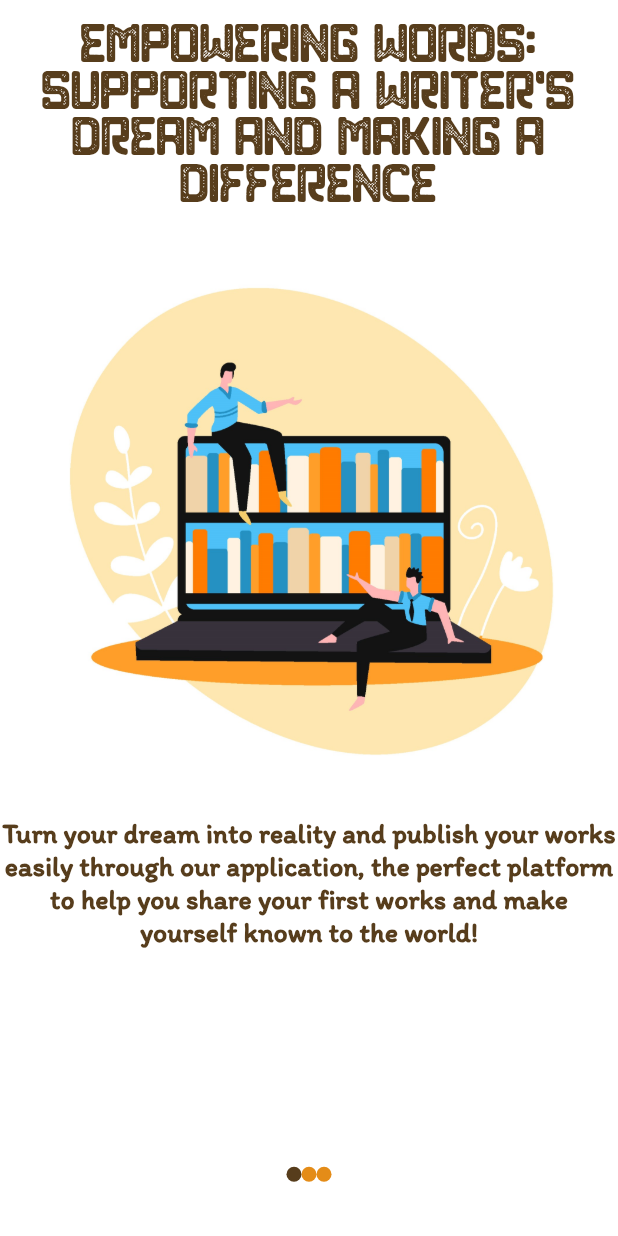
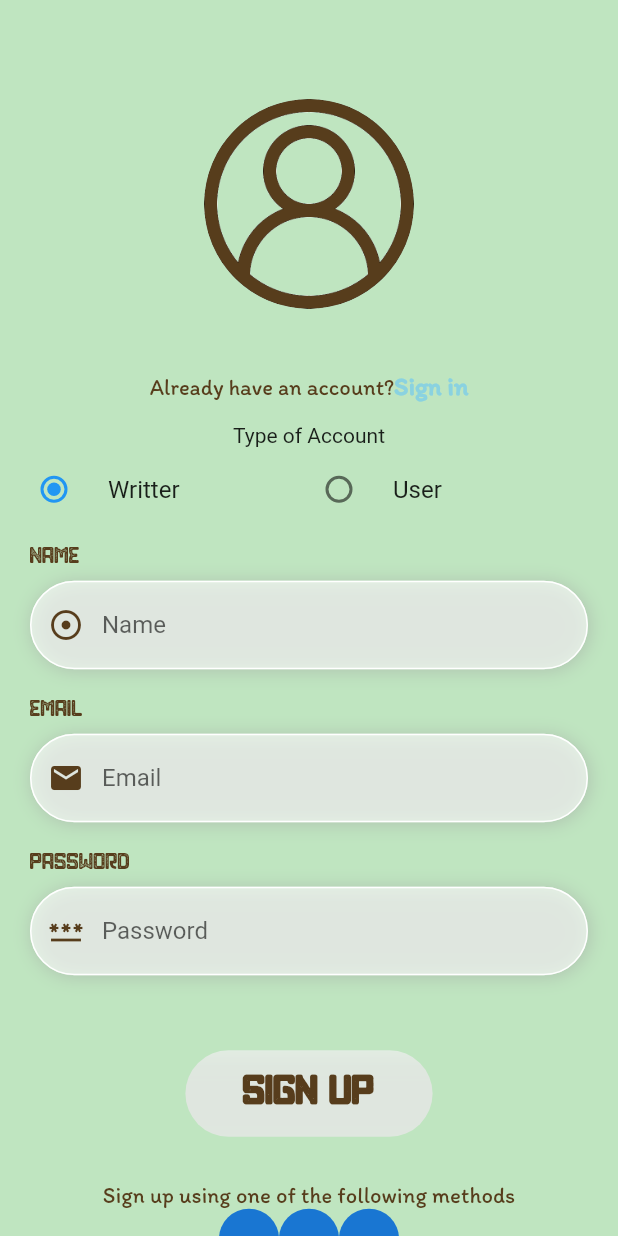
Before and after one commit to ruisilvavpa/PBH_Project, a Flutter app: the screen it shows after launch, on a phone screen of 412 x 824 dp. Run offline on Flutter 3.47's test engine with Material 2 defaults, Android fonts, the phone set to English and light mode, and no system bars.

Commit message:
creation of signup_page

```diff
--- a/lib/main.dart
+++ b/lib/main.dart
@@ -1,6 +1,7 @@
 import 'package:flutter/material.dart';
 import 'package:pbh_project/screens/login/login_page.dart';
 import 'package:pbh_project/screens/onboarding/views/onboarding_screen.dart';
+import 'package:pbh_project/screens/sign_up/sign_up_page.dart';
 
 void main() {
   runApp(const MyApp());
@@ -12,6 +13,6 @@ class MyApp extends StatelessWidget {
   // This widget is the root of your application.
   @override
   Widget build(BuildContext context) {
-    return const MaterialApp(home: OnBoardingScreen());
+    return MaterialApp(home: SignUpPage());
   }
 }
--- /dev/null
+++ b/lib/models/enums/type_account.dart
@@ -0,0 +1,4 @@
+enum Type {
+  writter,
+  user,
+}
--- a/lib/models/onboard_data.dart
+++ b/lib/models/onboard_data.dart
@@ -1,3 +1,5 @@
+import 'package:pbh_project/models/enums/type_account.dart';
+
 class OnBoarding {
   final String title;
   final String image;
@@ -28,3 +30,22 @@ List<OnBoarding> onboardingContents = [
         'Join us and make a difference: Help writers and institutions through our app!',
   ),
 ];
+
+class Account {
+  String _name = '';
+  String _email = '';
+  String _password = '';
+  Type _type = Type.writter;
+
+  String get name => _name;
+  set name(value) => _name = value;
+
+  String get email => _email;
+  set email(value) => _email = value;
+
+  String get password => _password;
+  set password(value) => _password = value;
+
+  Type get type => _type;
+  set type(value) => _type = value;
+}
--- a/lib/screens/login/login_page.dart
+++ b/lib/screens/login/login_page.dart
@@ -1,6 +1,4 @@
 import 'package:flutter/material.dart';
-import 'package:flutter/src/widgets/framework.dart';
-import 'package:flutter/src/widgets/placeholder.dart';
 
 class LoginPage extends StatefulWidget {
   const LoginPage({super.key});
@@ -15,10 +13,10 @@ class _LoginPageState extends State<LoginPage> {
     double w = MediaQuery.of(context).size.width;
     double h = MediaQuery.of(context).size.height;
     return Scaffold(
-      backgroundColor: Color.fromRGBO(191, 229, 192, 1),
+      backgroundColor: const Color.fromRGBO(191, 229, 192, 1),
       body: Column(
         children: [
-          SizedBox(
+          const SizedBox(
             height: 30,
           ),
           Column(
@@ -32,14 +30,14 @@ class _LoginPageState extends State<LoginPage> {
                   height: h * 0.04,
                   decoration: BoxDecoration(
                     borderRadius: BorderRadius.circular(30),
-                    image: DecorationImage(
+                    image: const DecorationImage(
                       image: AssetImage(
                         'assets/images/loginbtn.png',
                       ),
                       //fit: BoxFit.cover,
                     ),
                   ),
-                  child: Center(
+                  child: const Center(
                     child: Text(
                       'Guest Mode',
                       style: TextStyle(
@@ -56,7 +54,7 @@ class _LoginPageState extends State<LoginPage> {
           Container(
             width: w * 0.8,
             height: h * 0.3,
-            decoration: BoxDecoration(
+            decoration: const BoxDecoration(
               image: DecorationImage(
                 image: AssetImage(
                   'assets/images/mainlogo.jpg',
@@ -65,7 +63,7 @@ class _LoginPageState extends State<LoginPage> {
               ),
             ),
           ),
-          SizedBox(
+          const SizedBox(
             height: 15,
           ),
           Container(
@@ -74,7 +72,7 @@ class _LoginPageState extends State<LoginPage> {
             child: Column(
               crossAxisAlignment: CrossAxisAlignment.start,
               children: [
-                Text(
+                const Text(
                   'Welcome!',
                   style: TextStyle(
                       fontSize: 40,
@@ -88,7 +86,7 @@ class _LoginPageState extends State<LoginPage> {
                       fontFamily: 'Khepri',
                       color: Colors.grey[500]),
                 ),
-                SizedBox(
+                const SizedBox(
                   height: 15,
                 ),
                 Container(
@@ -105,17 +103,17 @@ class _LoginPageState extends State<LoginPage> {
                     decoration: InputDecoration(
                         focusedBorder: OutlineInputBorder(
                             borderRadius: BorderRadius.circular(30),
-                            borderSide:
-                                BorderSide(color: Colors.white, width: 1.0)),
+                            borderSide: const BorderSide(
+                                color: Colors.white, width: 1.0)),
                         enabledBorder: OutlineInputBorder(
                             borderRadius: BorderRadius.circular(30),
-                            borderSide:
-                                BorderSide(color: Colors.white, width: 1.0)),
+                            borderSide: const BorderSide(
+                                color: Colors.white, width: 1.0)),
                         border: OutlineInputBorder(
                             borderRadius: BorderRadius.circular(30))),
                   ),
                 ),
-                SizedBox(
+                const SizedBox(
                   height: 20,
                 ),
                 Container(
@@ -125,24 +123,24 @@ class _LoginPageState extends State<LoginPage> {
                       boxShadow: [
                         BoxShadow(
                             blurRadius: 10,
-                            offset: Offset(1, 1),
+                            offset: const Offset(1, 1),
                             color: Colors.grey.withOpacity(0.5))
                       ]),
                   child: TextField(
                     decoration: InputDecoration(
                         focusedBorder: OutlineInputBorder(
                             borderRadius: BorderRadius.circular(30),
-                            borderSide:
-                                BorderSide(color: Colors.white, width: 1.0)),
+                            borderSide: const BorderSide(
+                                color: Colors.white, width: 1.0)),
                         enabledBorder: OutlineInputBorder(
                             borderRadius: BorderRadius.circular(30),
-                            borderSide:
-                                BorderSide(color: Colors.white, width: 1.0)),
+                            borderSide: const BorderSide(
+                                color: Colors.white, width: 1.0)),
                         border: OutlineInputBorder(
                             borderRadius: BorderRadius.circular(30))),
                   ),
                 ),
-                SizedBox(
+                const SizedBox(
                   height: 20,
                 ),
                 Row(
@@ -162,7 +160,7 @@ class _LoginPageState extends State<LoginPage> {
               ],
             ),
           ),
-          SizedBox(
+          const SizedBox(
             height: 50,
           ),
           Container(
@@ -170,14 +168,14 @@ class _LoginPageState extends State<LoginPage> {
             height: h * 0.08,
             decoration: BoxDecoration(
               borderRadius: BorderRadius.circular(30),
-              image: DecorationImage(
+              image: const DecorationImage(
                 image: AssetImage(
                   'assets/images/loginbtn.png',
                 ),
                 fit: BoxFit.cover,
               ),
             ),
-            child: Center(
+            child: const Center(
               child: Text(
                 'Sign in',
                 style: TextStyle(
@@ -198,7 +196,7 @@ class _LoginPageState extends State<LoginPage> {
                       color: Colors.grey[500],
                       fontFamily: 'Itim',
                       fontSize: 20),
-                  children: [
+                  children: const [
                 TextSpan(
                     text: 'Create',
                     style: TextStyle(
--- a/lib/screens/onboarding/views/onboarding_screen.dart
+++ b/lib/screens/onboarding/views/onboarding_screen.dart
@@ -1,6 +1,4 @@
 import 'package:flutter/material.dart';
-import 'package:flutter/src/widgets/framework.dart';
-import 'package:flutter/src/widgets/placeholder.dart';
 import 'package:pbh_project/app_styles.dart';
 import 'package:pbh_project/models/onboard_data.dart';
 import 'package:pbh_project/size_configs.dart';
@@ -17,7 +15,7 @@ class OnBoardingScreen extends StatefulWidget {
 class _OnBoardingScreenState extends State<OnBoardingScreen> {
   int currentPage = 0;
 
-  PageController _pageController = PageController(initialPage: 0);
+  final PageController _pageController = PageController(initialPage: 0);
   Container dotIndicator(index) {
     return Container(
       height: 10,
--- a/lib/screens/sign_up/sign_up_page.dart
+++ b/lib/screens/sign_up/sign_up_page.dart
@@ -0,0 +1,315 @@
+import 'package:flutter/material.dart';
+import 'package:flutter/src/widgets/framework.dart';
+import 'package:flutter/src/widgets/placeholder.dart';
+import 'package:pbh_project/models/enums/type_account.dart';
+import 'package:pbh_project/models/onboard_data.dart';
+
+class SignUpPage extends StatefulWidget {
+  SignUpPage({super.key});
+
+  @override
+  State<SignUpPage> createState() => _SignUpPageState();
+}
+
+class _SignUpPageState extends State<SignUpPage> {
+  //variables
+  final GlobalKey<FormState> _formKey = GlobalKey<FormState>();
+
+  Account _account = Account();
+
+  @override
+  Widget build(BuildContext context) {
+    //variables
+    double w = MediaQuery.of(context).size.width;
+    double h = MediaQuery.of(context).size.height;
+    final _users = ['Writter', 'User'];
+    String? _selectedValue = 'Writter';
+    Type _type = Type.user;
+
+    _MyFormState() {
+      _selectedValue = _users[0];
+    }
+
+    return Scaffold(
+      backgroundColor: Color.fromRGBO(191, 229, 192, 1),
+      body: Column(
+        children: [
+          //Image Container
+          Container(
+            width: w,
+            height: h * 0.3,
+            child: Column(
+              children: [
+                SizedBox(
+                  height: h * 0.08,
+                ),
+                const CircleAvatar(
+                  backgroundColor: Color.fromRGBO(191, 229, 192, 1),
+                  radius: 70,
+                  backgroundImage: AssetImage('assets/images/profile_icon.png'),
+                ),
+              ],
+            ),
+          ),
+          //Text
+          RichText(
+            text: const TextSpan(
+              text: 'Already have an account?',
+              style: TextStyle(
+                  color: Color.fromRGBO(87, 61, 28, 1),
+                  fontFamily: 'Itim',
+                  fontSize: 15),
+              children: [
+                TextSpan(
+                    text: 'Sign in',
+                    style: TextStyle(
+                        color: Color.fromRGBO(138, 210, 224, 1),
+                        fontFamily: 'Itim',
+                        fontSize: 17,
+                        fontWeight: FontWeight.bold)),
+              ],
+            ),
+          ),
+          const SizedBox(
+            height: 15,
+          ),
+          Text('Type of Account'),
+          Row(
+            children: [
+              Flexible(
+                flex: 1,
+                child: RadioListTile(
+                  //contentPadding: EdgeInsets.zero,
+                  title: const Text('Writter'),
+                  value: Type.writter,
+                  groupValue: _account.type,
+                  onChanged: (value) => setState(() => _account.type = value),
+                ),
+              ),
+              Flexible(
+                flex: 1,
+                child: RadioListTile(
+                  contentPadding: EdgeInsets.zero,
+                  title: const Text('User'),
+                  value: Type.user,
+                  groupValue: _account.type,
+                  onChanged: (value) => setState(() => _account.type = value),
+                ),
+              ),
+            ],
+          ),
+          /*DropdownButton(
+            value: _selectedValue,
+            style: TextStyle(
+              color: Color.fromRGBO(87, 61, 28, 1),
+              fontWeight: FontWeight.bold,
+            ),
+            items: _users
+                .map((e) => DropdownMenuItem(child: Text(e), value: e))
+                .toList(),
+            onChanged: (value) {
+              setState(
+                () {
+                  _selectedValue = value as String;
+                },
+              );
+            },
+            icon: const Icon(
+              Icons.arrow_drop_down_circle,
+              color: Color.fromRGBO(87, 61, 28, 1),
+            ),
+            dropdownColor: Color.fromRGBO(191, 229, 192, 1),
+            decoration: InputDecoration(
+                labelText: 'Type of Account',
+                border: OutlineInputBorder(
+                    borderSide: BorderSide(
+                  width: w * 0.5,
+                ),),),
+          ),*/
+          SizedBox(
+            height: 10,
+          ),
+          Container(
+            margin: const EdgeInsets.only(left: 20, right: 20),
+            width: w,
+            child: Column(
+              crossAxisAlignment: CrossAxisAlignment.start,
+              children: [
+                Text(
+                  'Name',
+                  style: TextStyle(
+                    fontSize: 12,
+                    fontFamily: 'Khepri',
+                    color: Color.fromRGBO(87, 61, 28, 1),
+                  ),
+                ),
+                const SizedBox(
+                  height: 10,
+                ),
+                //First TextField
+                Container(
+                  decoration: BoxDecoration(
+                      color: Colors.white60,
+                      borderRadius: BorderRadius.circular(30),
+                      boxShadow: [
+                        BoxShadow(
+                            blurRadius: 10,
+                            offset: const Offset(1, 1),
+                            color: Colors.grey.withOpacity(0.5))
+                      ]),
+                  child: TextField(
+                    decoration: InputDecoration(
+                        hintText: 'Name',
+                        prefixIcon: Icon(
+                          Icons.mode_standby,
+                          color: Color.fromRGBO(87, 61, 28, 1),
+                        ),
+                        focusedBorder: OutlineInputBorder(
+                            borderRadius: BorderRadius.circular(30),
+                            borderSide: const BorderSide(
+                                color: Colors.white, width: 1.0)),
+                        enabledBorder: OutlineInputBorder(
+                            borderRadius: BorderRadius.circular(30),
+                            borderSide: const BorderSide(
+                                color: Colors.white, width: 1.0)),
+                        border: OutlineInputBorder(
+                            borderRadius: BorderRadius.circular(30))),
+                  ),
+                ),
+                const SizedBox(
+                  height: 20,
+                ),
+                Text(
+                  'Email',
+                  style: TextStyle(
+                    fontSize: 12,
+                    fontFamily: 'Khepri',
+                    color: Color.fromRGBO(87, 61, 28, 1),
+                  ),
+                ),
+                const SizedBox(
+                  height: 10,
+                ),
+                //Second TextField
+                Container(
+                  decoration: BoxDecoration(
+                      color: Colors.white60,
+                      borderRadius: BorderRadius.circular(30),
+                      boxShadow: [
+                        BoxShadow(
+                            blurRadius: 10,
+                            offset: Offset(1, 1),
+                            color: Colors.grey.withOpacity(0.5))
+                      ]),
+                  child: TextField(
+                    decoration: InputDecoration(
+                        hintText: 'Email',
+                        prefixIcon: Icon(
+                          Icons.email,
+                          color: Color.fromRGBO(87, 61, 28, 1),
+                        ),
+                        focusedBorder: OutlineInputBorder(
+                            borderRadius: BorderRadius.circular(30),
+                            borderSide: const BorderSide(
+                                color: Colors.white, width: 1.0)),
+                        enabledBorder: OutlineInputBorder(
+                            borderRadius: BorderRadius.circular(30),
+                            borderSide: const BorderSide(
+                                color: Colors.white, width: 1.0)),
+                        border: OutlineInputBorder(
+                            borderRadius: BorderRadius.circular(30))),
+                  ),
+                ),
+                const SizedBox(
+                  height: 20,
+                ),
+                Text(
+                  'Password',
+                  style: TextStyle(
+                    fontSize: 12,
+                    fontFamily: 'Khepri',
+                    color: Color.fromRGBO(87, 61, 28, 1),
+                  ),
+                ),
+                const SizedBox(
+                  height: 10,
+                ),
+                //Third TextField
+                Container(
+                  decoration: BoxDecoration(
+                      color: Colors.white60,
+                      borderRadius: BorderRadius.circular(30),
+                      boxShadow: [
+                        BoxShadow(
+                            blurRadius: 10,
+                            offset: const Offset(1, 1),
+                            color: Colors.grey.withOpacity(0.5))
+                      ]),
+                  child: TextField(
+                    decoration: InputDecoration(
+                        hintText: 'Password',
+                        prefixIcon: Icon(
+                          Icons.password,
+                          color: Color.fromRGBO(87, 61, 28, 1),
+                        ),
+                        focusedBorder: OutlineInputBorder(
+                            borderRadius: BorderRadius.circular(30),
+                            borderSide: const BorderSide(
+                                color: Colors.white, width: 1.0)),
+                        enabledBorder: OutlineInputBorder(
+                            borderRadius: BorderRadius.circular(30),
+                            borderSide: const BorderSide(
+                                color: Colors.white, width: 1.0)),
+                        border: OutlineInputBorder(
+                            borderRadius: BorderRadius.circular(30))),
+                  ),
+                ),
+              ],
+            ),
+          ),
+          const SizedBox(
+            height: 50,
+          ),
+          Container(
+            width: w * 0.4,
+            height: h * 0.07,
+            decoration: BoxDecoration(
+              borderRadius: BorderRadius.circular(30),
+              image: const DecorationImage(
+                image: AssetImage(
+                  'assets/images/loginbtn.png',
+                ),
+                fit: BoxFit.cover,
+              ),
+            ),
+            child: const Center(
+              child: Text(
+                'Sign Up',
+                style: TextStyle(
+                  fontSize: 22,
+                  fontFamily: 'Khepri',
+                  fontWeight: FontWeight.bold,
+                  color: Color.fromRGBO(87, 61, 28, 1),
+                ),
+              ),
+            ),
+          ),
+          const SizedBox(
+            height: 30,
+          ),
+          RichText(
+            text: const TextSpan(
+              text: 'Sign up using one of the following methods',
+              style: TextStyle(
+                  color: Color.fromRGBO(87, 61, 28, 1),
+                  fontFamily: 'Itim',
+                  fontSize: 15),
+            ),
+          ),
+
+          Wrap(children: List<Widget>.generate(3, (index) => CircleAvatar()))
+        ],
+      ),
+    );
+  }
+}
--- a/pubspec.yaml
+++ b/pubspec.yaml
@@ -66,6 +66,7 @@ flutter:
     - assets/images/publishing.jpg
     - assets/images/visualize.jpg
     - assets/images/help.jpg
+    - assets/images/profile_icon.png
 
   # An image asset can refer to one or more resolution-specific "variants", see
   # https://flutter.dev/assets-and-images/#resolution-aware
```
Also changed, not shown: assets/images/profile_icon.png (added).
